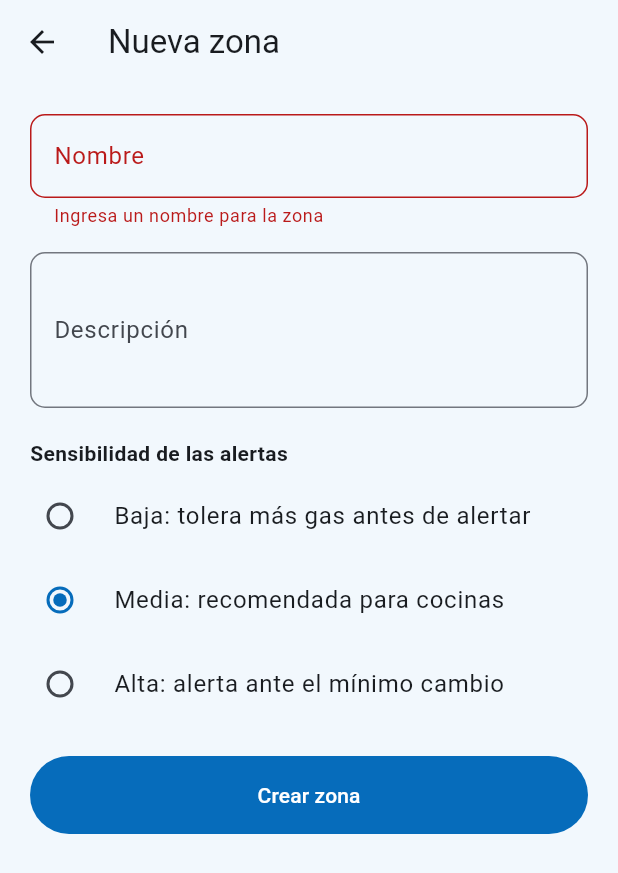
After one commit to upc-pre-202610-1ACC0238-2620-4949/Frontend-Flutter, a Flutter app: the ZoneFormPage screen opened directly, after a tap on "Crear zona", on a phone screen of 412 x 824 dp. The commit adds this screen. Shown: the top 873 px of the screen. Run offline on Flutter 3.47's test engine with Material 3 defaults, Android fonts, the phone set to English and light mode, and no system bars; our stand-ins replace shared_preferences; accounts and stored records are empty; network calls fail.

Commit message:
snap 3-diego

```diff
--- a/lib/kitchenmonitoring/domain/zone.dart
+++ b/lib/kitchenmonitoring/domain/zone.dart
@@ -5,6 +5,7 @@ class Zone {
   final String name;
   final String description;
   final String status;
+  final String sensitivity;
   final double? gasLevel;
   final double? temperature;
   final int sensorCount;
@@ -14,6 +15,7 @@ class Zone {
     required this.name,
     required this.description,
     required this.status,
+    this.sensitivity = 'Medium',
     this.gasLevel,
     this.temperature,
     required this.sensorCount,
@@ -24,6 +26,7 @@ class Zone {
         name: toText(json['name'], 'Zone'),
         description: toText(json['description']),
         status: toText(json['status'], 'Safe'),
+        sensitivity: toText(json['sensitivity'], 'Medium'),
         gasLevel: toDouble(json['gasLevel']),
         temperature: toDouble(json['temperature']),
         sensorCount: toInt(json['sensorCount']),
@@ -34,6 +37,7 @@ class Zone {
         'name': name,
         'description': description,
         'status': status,
+        'sensitivity': sensitivity,
         'gasLevel': gasLevel,
         'temperature': temperature,
         'sensorCount': sensorCount,
@@ -45,6 +49,7 @@ class Zone {
         name: name,
         description: description,
         status: status,
+        sensitivity: sensitivity,
         gasLevel: gas ?? gasLevel,
         temperature: temp ?? temperature,
         sensorCount: sensorCount,
--- /dev/null
+++ b/lib/kitchenmonitoring/presentation/zone_form_page.dart
@@ -0,0 +1,136 @@
+import 'package:flutter/material.dart';
+
+import '../../common/api_config.dart';
+import '../../shared/presentation/app_theme.dart';
+import '../data/monitoring_service.dart';
+import '../domain/zone.dart';
+
+/// Formulario para crear una zona nueva o editar una existente (si recibe [zone]).
+/// Al guardar devuelve la zona creada o actualizada.
+class ZoneFormPage extends StatefulWidget {
+  final Zone? zone;
+
+  const ZoneFormPage({this.zone, super.key});
+
+  @override
+  State<ZoneFormPage> createState() => _ZoneFormPageState();
+}
+
+class _ZoneFormPageState extends State<ZoneFormPage> {
+  final _service = MonitoringService();
+  final _formKey = GlobalKey<FormState>();
+  late final _nameController = TextEditingController(text: widget.zone?.name ?? '');
+  late final _descriptionController = TextEditingController(text: widget.zone?.description ?? '');
+  late String _sensitivity = widget.zone?.sensitivity ?? 'Medium';
+
+  bool _saving = false;
+  String? _error;
+
+  bool get _isEditing => widget.zone != null;
+
+  static const _sensitivities = {
+    'Low': 'Baja: tolera más gas antes de alertar',
+    'Medium': 'Media: recomendada para cocinas',
+    'High': 'Alta: alerta ante el mínimo cambio',
+  };
+
+  @override
+  void dispose() {
+    _nameController.dispose();
+    _descriptionController.dispose();
+    super.dispose();
+  }
+
+  Future<void> _save() async {
+    if (!_formKey.currentState!.validate()) return;
+
+    setState(() {
+      _saving = true;
+      _error = null;
+    });
+
+    try {
+      final name = _nameController.text.trim();
+      final description = _descriptionController.text.trim();
+      final zone = _isEditing
+          ? await _service.updateZone(widget.zone!.id, name: name, description: description, sensitivity: _sensitivity)
+          : await _service.createZone(name: name, description: description, sensitivity: _sensitivity);
+      if (!mounted) return;
+      Navigator.pop(context, zone);
+    } on ApiException catch (e) {
+      setState(() => _error = e.statusCode == 409
+          ? 'Tu plan no permite más zonas. Cambia de plan para agregar otra.'
+          : 'No se pudo guardar la zona (${e.statusCode}).');
+    } catch (_) {
+      setState(() => _error = 'No se pudo conectar con el servidor.');
+    } finally {
+      if (mounted) setState(() => _saving = false);
+    }
+  }
+
+  @override
+  Widget build(BuildContext context) {
+    final border = OutlineInputBorder(borderRadius: BorderRadius.circular(10));
+
+    return Scaffold(
+      appBar: AppBar(title: Text(_isEditing ? 'Editar zona' : 'Nueva zona')),
+      body: Form(
+        key: _formKey,
+        child: ListView(
+          padding: const EdgeInsets.all(20),
+          children: [
+            TextFormField(
+              controller: _nameController,
+              textCapitalization: TextCapitalization.sentences,
+              decoration: InputDecoration(labelText: 'Nombre', hintText: 'Cocina principal', border: border),
+              validator: (value) => (value ?? '').trim().isEmpty ? 'Ingresa un nombre para la zona' : null,
+            ),
+            const SizedBox(height: 16),
+            TextFormField(
+              controller: _descriptionController,
+              textCapitalization: TextCapitalization.sentences,
+              maxLines: 3,
+              decoration: InputDecoration(
+                labelText: 'Descripción',
+                hintText: 'Cocina a gas de 6 hornillas junto a la ventana',
+                border: border,
+              ),
+            ),
+            const SizedBox(height: 20),
+            const Text('Sensibilidad de las alertas', style: TextStyle(fontWeight: FontWeight.w600)),
+            const SizedBox(height: 4),
+            RadioGroup<String>(
+              groupValue: _sensitivity,
+              onChanged: (value) => setState(() => _sensitivity = value ?? _sensitivity),
+              child: Column(
+                children: _sensitivities.entries
+                    .map((entry) => RadioListTile<String>(
+                          contentPadding: EdgeInsets.zero,
+                          value: entry.key,
+                          title: Text(entry.value),
+                        ))
+                    .toList(),
+              ),
+            ),
+            if (_error != null)
+              Padding(
+                padding: const EdgeInsets.only(top: 8),
+                child: Text(_error!, style: const TextStyle(color: AppColors.red)),
+              ),
+            const SizedBox(height: 20),
+            SizedBox(
+              height: 52,
+              child: FilledButton(
+                style: FilledButton.styleFrom(shape: const StadiumBorder()),
+                onPressed: _saving ? null : _save,
+                child: _saving
+                    ? const SizedBox(width: 22, height: 22, child: CircularProgressIndicator(strokeWidth: 2, color: Colors.white))
+                    : Text(_isEditing ? 'Guardar cambios' : 'Crear zona'),
+              ),
+            ),
+          ],
+        ),
+      ),
+    );
+  }
+}
```
Also changed, not shown: lib/kitchenmonitoring/data/monitoring_service.dart (+40 -0 lines), lib/kitchenmonitoring/presentation/zone_detail_page.dart (+70 -5 lines), lib/kitchenmonitoring/presentation/zone_tile.dart (+8 -2 lines), lib/kitchenmonitoring/presentation/zones_page.dart (+14 -1 lines).
